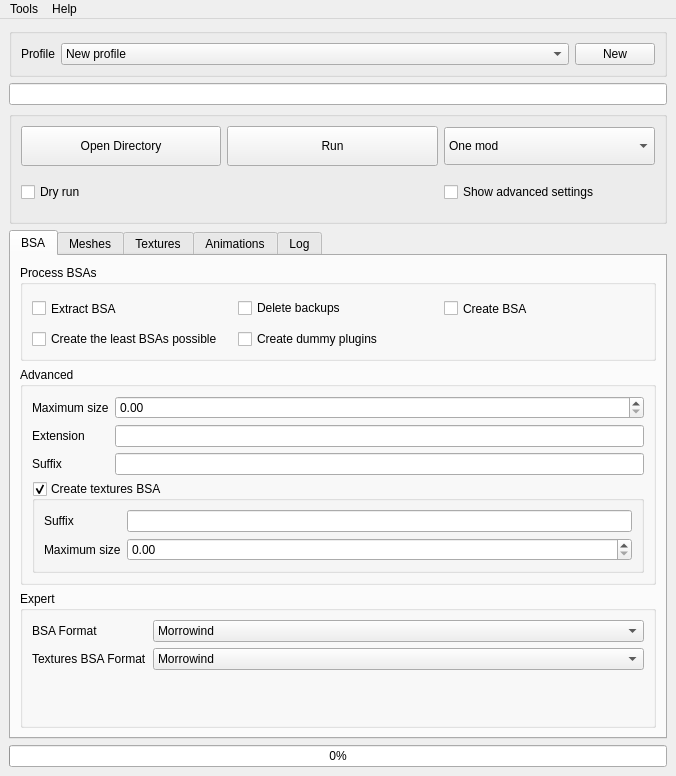
The window that source/GUI/MainWindow.ui (Guekka/cathedral-assets-optimizer) describes before a commit, drawn with Qt 5.
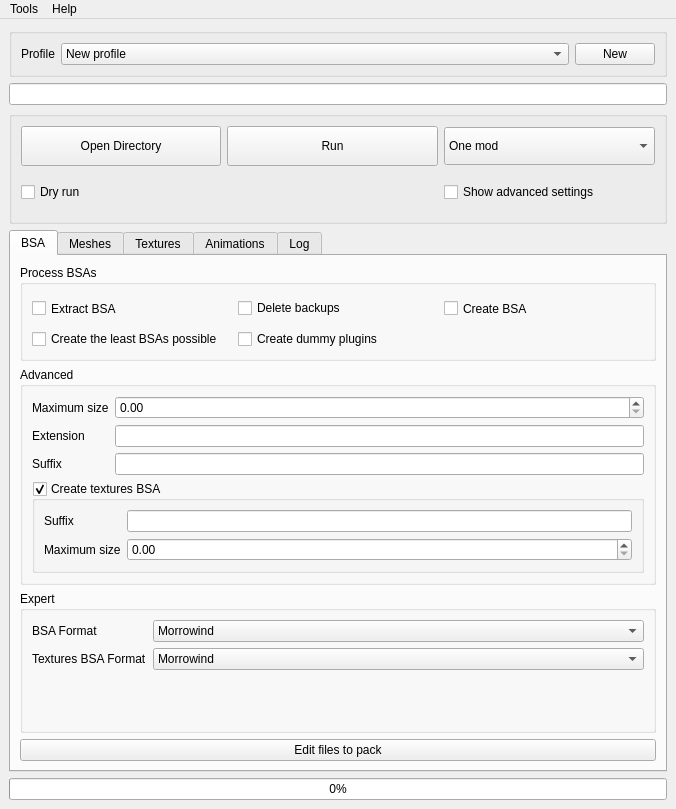
The same window after the commit.

Commit message: [UI] Added new window, BSAFilesToPackWidget, in order to allow changes of packed filetypes [Settings] Updated to support BSAFilesToPackWidget

The edit to the form file:
```diff
--- a/source/GUI/MainWindow.ui
+++ b/source/GUI/MainWindow.ui
@@ -7,7 +7,7 @@
     <x>0</x>
     <y>0</y>
     <width>676</width>
-    <height>776</height>
+    <height>809</height>
    </rect>
   </property>
   <property name="sizePolicy">
@@ -583,6 +583,13 @@
           </layout>
          </widget>
         </item>
+        <item>
+         <widget class="QPushButton" name="bsaFilesToPackButton">
+          <property name="text">
+           <string>Edit files to pack</string>
+          </property>
+         </widget>
+        </item>
        </layout>
       </widget>
       <widget class="QWidget" name="meshesTab">
```
Left out of the diff: 4 changed lines with no effect on the pictures. The commit also changes 10 other files.
